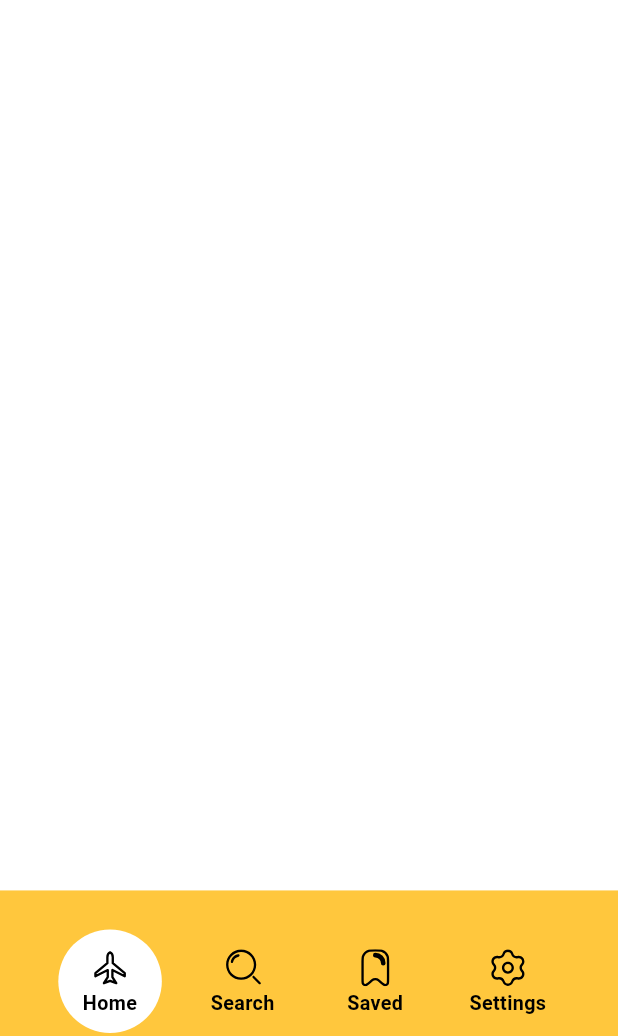
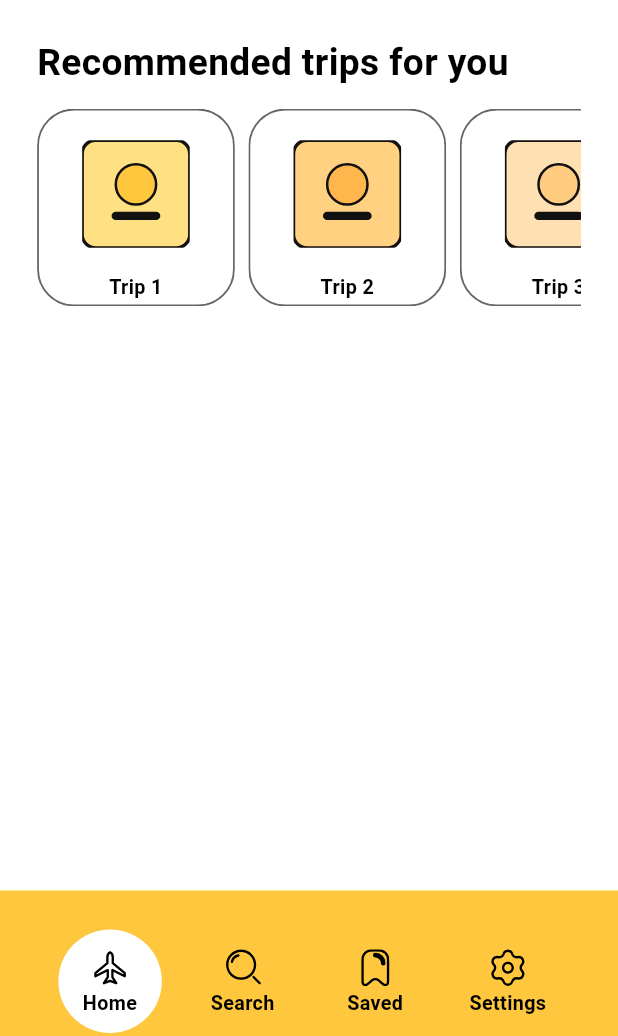
Before and after one commit to Simo-2004/TravelMate, a Flutter app: the screen it shows after launch, on a phone screen of 412 x 824 dp, the part 200-1236 px from its top. Run offline on Flutter 3.47's test engine with Material 3 defaults, Android fonts, the phone set to English and light mode, and no system bars; our stand-ins replace flutter_svg.

Commit message:
feat: Added a slider and square button
Added a responsive slider, a title, and a personalized squares button that shows a trip suggested for you. Translated some italian phrase.
Added a mock mechanism to show data in the squares

```diff
--- /dev/null
+++ b/lib/core/constants/app_assets.dart
@@ -0,0 +1,17 @@
+class AppAssets {
+  static const String trip1 = 'assets/images/trip_1.svg';
+  static const String trip2 = 'assets/images/trip_2.svg';
+  static const String trip3 = 'assets/images/trip_3.svg';
+  static const String trip4 = 'assets/images/trip_4.svg';
+  static const String trip5 = 'assets/images/trip_5.svg';
+  static const String trip6 = 'assets/images/trip_6.svg';
+
+  static const List<String> mockTripAssets = [
+    trip1,
+    trip2,
+    trip3,
+    trip4,
+    trip5,
+    trip6,
+  ];
+}
--- a/lib/core/constants/app_sizes.dart
+++ b/lib/core/constants/app_sizes.dart
@@ -36,6 +36,11 @@ class AppSizes {
   double get buttonElevation => _ratio(0.005);
   double get navElevation => _ratio(0.02);
 
+  double get sliderTileSize => _ratio(0.32);
+  double get sliderTileSpacing => padS;
+      double get sliderImageScale =>
+        ((shortestSide / 700) * 1.2).clamp(0.6, 0.9).toDouble();
+
   double get buttonH => padL;
   double get buttonV => _ratio(0.04);
 }
--- a/lib/core/constants/app_strings.dart
+++ b/lib/core/constants/app_strings.dart
@@ -12,12 +12,21 @@ class AppStrings {
   static const String pageSettingsTitle = 'Settings';
 
   static const String homeHeadline =
-      'Trova il tuo compagno di viaggio ideale';
+      'Find your ideal travel companion';
   static const String homeSubtitle =
-      'Filtra le persone in base alla tua prossima destinazione.';
-  static const String homeCta = 'Inizia a Esplorare';
+      'Filter people based on your next destination.';
+  static const String homeCta = 'Start Exploring';
   static const String homeCtaLog =
-      "L'utente vuole cercare compagni di viaggio!";
+      "The user wants to find travel companions!";
 
     static const String searchHint = 'Search on TravelMate';
+    static const String homeSliderTitle = 'Recommended trips for you';
+    static const List<String> mockTripLabels = [
+        'Trip 1',
+        'Trip 2',
+        'Trip 3',
+        'Trip 4',
+        'Trip 5',
+        'Trip 6',
+    ];
 }
--- a/lib/core/theme/app_text_styles.dart
+++ b/lib/core/theme/app_text_styles.dart
@@ -40,4 +40,13 @@ class AppTextStyles {
       color: color,
     );
   }
+
+  static TextStyle caption(AppSizes sizes) {
+    return TextStyle(
+      fontSize: sizes.textSm,
+      fontWeight: FontWeight.w600,
+      height: sizes.textHeightTight,
+      color: AppColors.black,
+    );
+  }
 }
--- a/lib/features/home/home_screen.dart
+++ b/lib/features/home/home_screen.dart
@@ -2,11 +2,23 @@ import 'package:flutter/material.dart';
 
 // Personalized file imports
 import 'package:travelmate/core/constants/app_sizes.dart';
-import 'package:travelmate/core/theme/app_text_styles.dart';
+import 'package:travelmate/core/constants/app_assets.dart';
+import 'package:travelmate/core/constants/app_strings.dart';
 import 'package:travelmate/shared/widgets/search_bar.dart';
+import 'package:travelmate/shared/widgets/slider_section.dart';
+import 'package:travelmate/shared/widgets/square_image_button.dart';
 
 class HomeScreen extends StatelessWidget {
   const HomeScreen({super.key});
+
+  static final List<({String asset, String label})> _mockTrips =
+      List.generate(
+    AppAssets.mockTripAssets.length,
+    (index) => (
+      asset: AppAssets.mockTripAssets[index],
+      label: AppStrings.mockTripLabels[index],
+    ),
+  );
 
   @override
   Widget build(BuildContext context) {
@@ -20,6 +32,29 @@ class HomeScreen extends StatelessWidget {
           crossAxisAlignment: CrossAxisAlignment.stretch,
           children: [
             const TravelSearchBar(),
+            SliderSection(
+              title: AppStrings.homeSliderTitle,
+              child: SizedBox(
+                height: sizes.sliderTileSize,
+                child: ListView.separated(
+                  scrollDirection: Axis.horizontal,
+                  itemCount: _mockTrips.length,
+                  separatorBuilder: (_, __) =>
+                      SizedBox(width: sizes.sliderTileSpacing),
+                  itemBuilder: (context, index) {
+                    final item = _mockTrips[index];
+
+                    return SquareImageButton(
+                      imageAsset: item.asset,
+                      label: item.label,
+                      borderRadius: sizes.radiusL,
+                      onTap: () =>
+                          debugPrint('Selected trip ${index + 1}'),
+                    );
+                  },
+                ),
+              ),
+            ),
           ],
         ),
       ),
--- /dev/null
+++ b/lib/shared/widgets/slider_section.dart
@@ -0,0 +1,38 @@
+import 'package:flutter/material.dart';
+
+import 'package:travelmate/core/constants/app_sizes.dart';
+import 'package:travelmate/core/theme/app_text_styles.dart';
+
+class SliderSection extends StatelessWidget {
+  final String title;
+  final Widget? child;
+  final EdgeInsetsGeometry? padding;
+
+  const SliderSection({
+    super.key,
+    required this.title,
+    this.child,
+    this.padding,
+  });
+
+  @override
+  Widget build(BuildContext context) {
+    final sizes = AppSizes.of(context);
+    final resolvedPadding = padding ?? EdgeInsets.only(top: sizes.spaceM);
+
+    return Padding(
+      padding: resolvedPadding,
+      child: Column(
+        crossAxisAlignment: CrossAxisAlignment.start,
+        children: [
+          Text(
+            title,
+            style: AppTextStyles.titleLg(sizes),
+          ),
+          SizedBox(height: sizes.spaceS),
+          child ?? const SizedBox.shrink(),
+        ],
+      ),
+    );
+  }
+}
--- /dev/null
+++ b/lib/shared/widgets/square_image_button.dart
@@ -0,0 +1,105 @@
+import 'package:flutter/material.dart';
+import 'package:flutter_svg/flutter_svg.dart';
+
+import 'package:travelmate/core/constants/app_colors.dart';
+import 'package:travelmate/core/constants/app_sizes.dart';
+import 'package:travelmate/core/theme/app_text_styles.dart';
+
+class SquareImageButton extends StatelessWidget {
+  final String imageAsset;
+  final String? label;
+  final VoidCallback? onTap;
+  final double? size;
+  final double? borderRadius;
+  final EdgeInsetsGeometry? padding;
+  final Color? backgroundColor;
+  final Color? borderColor;
+  final double? borderWidth;
+  final double? imageScale;
+  final TextStyle? labelStyle;
+  final double? labelSpacing;
+  final BoxFit fit;
+
+  const SquareImageButton({
+    super.key,
+    required this.imageAsset,
+    this.label,
+    this.onTap,
+    this.size,
+    this.borderRadius,
+    this.padding,
+    this.backgroundColor,
+    this.borderColor,
+    this.borderWidth,
+    this.imageScale,
+    this.labelStyle,
+    this.labelSpacing,
+    this.fit = BoxFit.contain,
+  });
+
+  @override
+  Widget build(BuildContext context) {
+    final sizes = AppSizes.of(context);
+    final side = size ?? sizes.sliderTileSize;
+    final radius = borderRadius ?? sizes.radiusM;
+    final resolvedPadding = padding ?? EdgeInsets.all(sizes.padXs);
+    final resolvedBackground = backgroundColor ?? AppColors.white;
+    final resolvedBorderColor = borderColor ?? AppColors.blackAlpha60;
+    final resolvedBorderWidth = borderWidth ?? (sizes.padXs * 0.25);
+    final resolvedImageScale = imageScale ?? sizes.sliderImageScale;
+    final resolvedLabelStyle = labelStyle ?? AppTextStyles.caption(sizes);
+    final resolvedLabelSpacing = labelSpacing ?? sizes.padXs;
+    final isSvg = imageAsset.toLowerCase().endsWith('.svg');
+
+    return SizedBox(
+      width: side,
+      height: side,
+      child: Material(
+        color: Colors.transparent,
+        child: Ink(
+          decoration: BoxDecoration(
+            color: resolvedBackground,
+            borderRadius: BorderRadius.circular(radius),
+            border: Border.all(
+              color: resolvedBorderColor,
+              width: resolvedBorderWidth,
+            ),
+          ),
+          child: InkWell(
+            onTap: onTap,
+            borderRadius: BorderRadius.circular(radius),
+            child: Padding(
+              padding: resolvedPadding,
+              child: Column(
+                children: [
+                  Expanded(
+                    child: Center(
+                      child: FractionallySizedBox(
+                        widthFactor: resolvedImageScale,
+                        heightFactor: resolvedImageScale,
+                        child: isSvg
+                            ? SvgPicture.asset(imageAsset, fit: fit)
+                            : Image.asset(imageAsset, fit: fit),
+                      ),
+                    ),
+                  ),
+                  if (label != null)
+                    Padding(
+                      padding: EdgeInsets.only(top: resolvedLabelSpacing),
+                      child: Text(
+                        label!,
+                        maxLines: 1,
+                        overflow: TextOverflow.ellipsis,
+                        textAlign: TextAlign.center,
+                        style: resolvedLabelStyle,
+                      ),
+                    ),
+                ],
+              ),
+            ),
+          ),
+        ),
+      ),
+    );
+  }
+}
```
Also changed, not shown: assets/images/trip_1.svg (added), assets/images/trip_2.svg (added), assets/images/trip_3.svg (added), assets/images/trip_4.svg (added), assets/images/trip_5.svg (added), assets/images/trip_6.svg (added).
